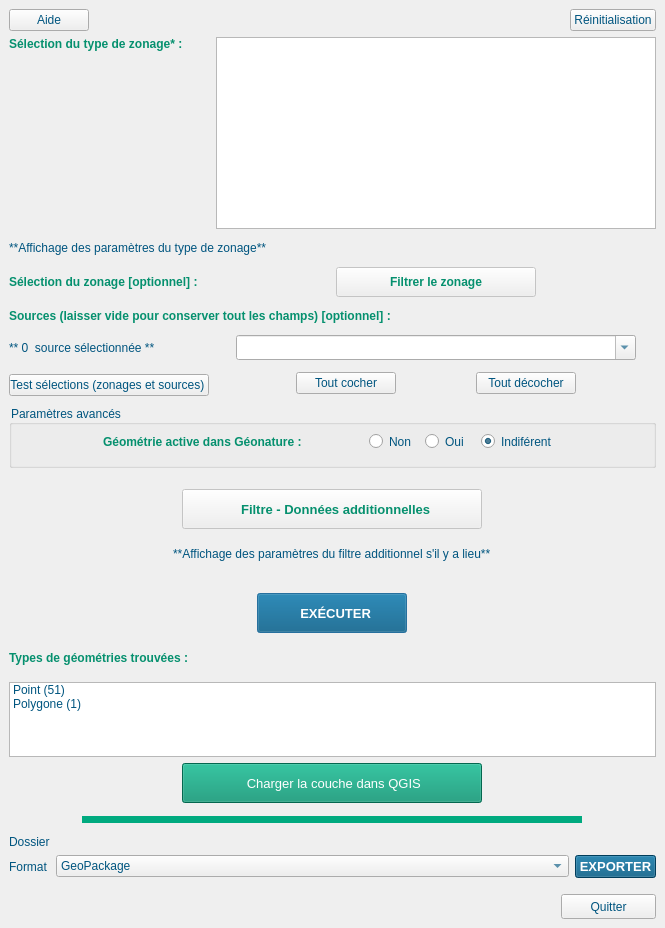
Before: the Qt Designer form ui/referentiel_geographique_dock.ui in PnX-SI/GeoNature-GIS, drawn with Qt 5.
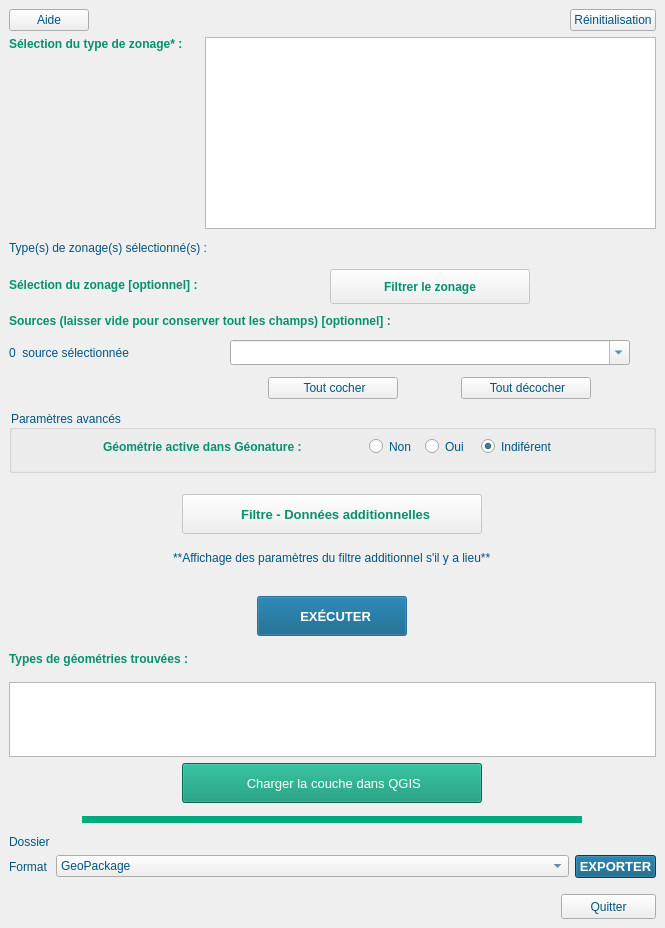
After: the same form once the commit is applied. Icons and pictures are not drawn. Custom widgets are drawn as their Qt base class.

Patch:
```diff
--- a/ui/referentiel_geographique_dock.ui
+++ b/ui/referentiel_geographique_dock.ui
@@ -127,7 +127,7 @@
         <property name="minimumSize">
          <size>
           <width>200</width>
-          <height>30</height>
+          <height>35</height>
          </size>
         </property>
         <property name="maximumSize">
@@ -151,6 +151,16 @@
         <property name="text">
          <string>Filtrer le zonage</string>
         </property>
+        <property name="icon">
+         <iconset resource="../resources.qrc">
+          <normaloff>:/plugins/Geonature-GIS-main/icons/plusfilter.png</normaloff>:/plugins/Geonature-GIS-main/icons/plusfilter.png</iconset>
+        </property>
+        <property name="iconSize">
+         <size>
+          <width>30</width>
+          <height>30</height>
+         </size>
+        </property>
        </widget>
       </item>
       <item row="3" column="0" colspan="2">
@@ -171,19 +181,6 @@
         </property>
        </widget>
       </item>
-      <item row="8" column="0">
-       <widget class="QPushButton" name="pb_test_selection">
-        <property name="maximumSize">
-         <size>
-          <width>200</width>
-          <height>16777215</height>
-         </size>
-        </property>
-        <property name="text">
-         <string>Test sélections (zonages et sources) </string>
-        </property>
-       </widget>
-      </item>
       <item row="8" column="1">
        <layout class="QHBoxLayout" name="HL_chk">
         <property name="bottomMargin">
@@ -193,7 +190,7 @@
          <widget class="QPushButton" name="pb_check">
           <property name="minimumSize">
            <size>
-            <width>100</width>
+            <width>130</width>
             <height>0</height>
            </size>
           </property>
@@ -204,7 +201,11 @@
            </size>
           </property>
           <property name="text">
-           <string>Tout cocher</string>
+           <string> Tout cocher</string>
+          </property>
+          <property name="icon">
+           <iconset resource="../resources.qrc">
+            <normaloff>:/plugins/Geonature-GIS-main/icons/check.png</normaloff>:/plugins/Geonature-GIS-main/icons/check.png</iconset>
           </property>
          </widget>
         </item>
@@ -212,7 +213,7 @@
          <widget class="QPushButton" name="pb_uncheck">
           <property name="minimumSize">
            <size>
-            <width>100</width>
+            <width>130</width>
             <height>0</height>
            </size>
           </property>
@@ -223,7 +224,11 @@
            </size>
           </property>
           <property name="text">
-           <string>Tout décocher</string>
+           <string> Tout décocher</string>
+          </property>
+          <property name="icon">
+           <iconset resource="../resources.qrc">
+            <normaloff>:/plugins/Geonature-GIS-main/icons/uncheck.png</normaloff>:/plugins/Geonature-GIS-main/icons/uncheck.png</iconset>
           </property>
          </widget>
         </item>
@@ -263,7 +268,7 @@
       <item row="4" column="0">
        <widget class="QLabel" name="lbl_sourceselectcount">
         <property name="text">
-         <string>** 0  source sélectionnée **</string>
+         <string>0  source sélectionnée</string>
         </property>
        </widget>
       </item>
@@ -313,7 +318,7 @@
          </size>
         </property>
         <property name="text">
-         <string>**Affichage des paramètres du type de zonage**</string>
+         <string>Type(s) de zonage(s) sélectionné(s) :</string>
         </property>
         <property name="wordWrap">
          <bool>true</bool>
@@ -586,21 +591,6 @@
       <property name="selectionRectVisible">
        <bool>false</bool>
       </property>
-      <item>
-       <property name="text">
-        <string>Point (51)</string>
-       </property>
-      </item>
-      <item>
-       <property name="text">
-        <string>Polygone (1)</string>
-       </property>
-      </item>
-      <item>
-       <property name="text">
-        <string/>
-       </property>
-      </item>
      </widget>
     </item>
     <item alignment="Qt::AlignHCenter">
```
Left out of the diff: 6 changed lines with no effect on the pictures.
